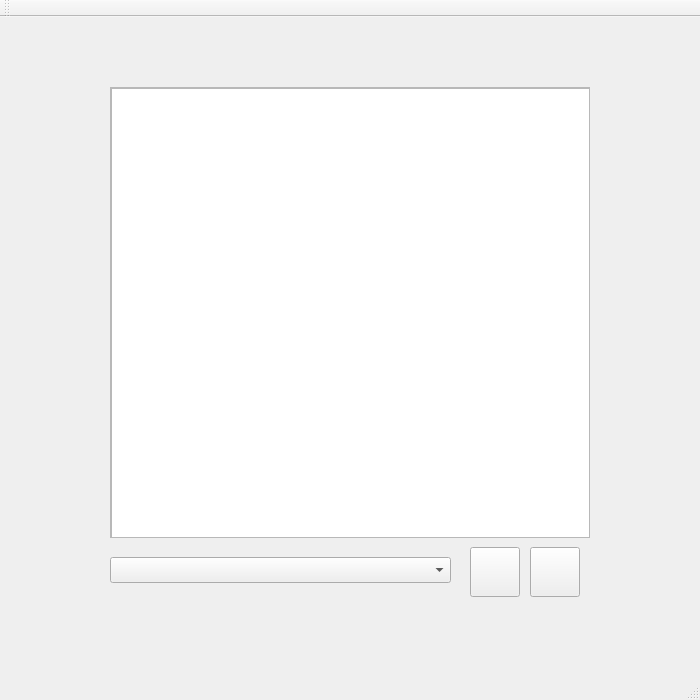
pdarragh/CS3505_EducationalApp, file MathleCommand/mainwindow.ui: the form before one commit.
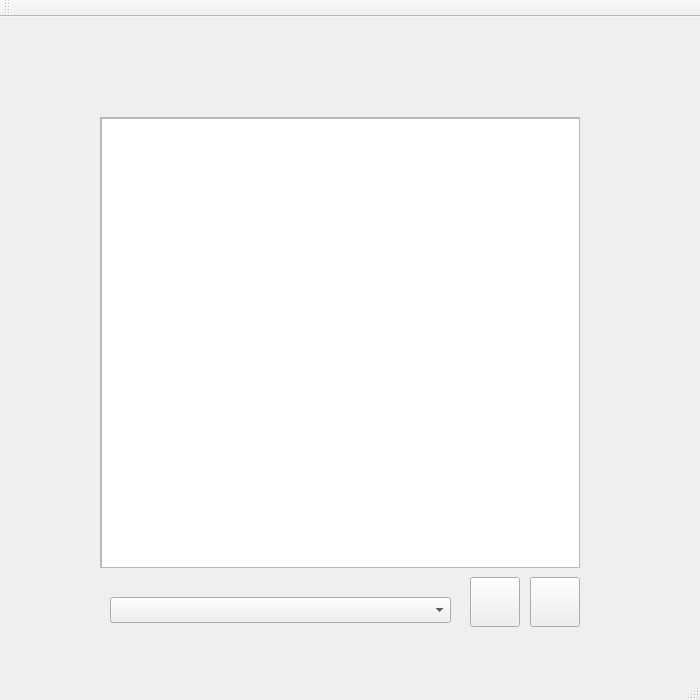
The form after the commit. Icons and pictures are not drawn. Custom widgets are drawn as their Qt base class.

The edit to the form file:
```diff
--- a/MathleCommand/mainwindow.ui
+++ b/MathleCommand/mainwindow.ui
@@ -27,8 +27,8 @@
      <widget class="QScrollArea" name="scrollArea">
       <property name="geometry">
        <rect>
-        <x>100</x>
-        <y>90</y>
+        <x>90</x>
+        <y>120</y>
         <width>480</width>
         <height>451</height>
        </rect>
@@ -60,12 +60,20 @@
      <widget class="QLabel" name="name_label">
       <property name="geometry">
        <rect>
-        <x>100</x>
-        <y>30</y>
-        <width>481</width>
+        <x>170</x>
+        <y>50</y>
+        <width>341</width>
         <height>51</height>
        </rect>
       </property>
+      <property name="font">
+       <font>
+        <family>Chalkboard</family>
+        <pointsize>24</pointsize>
+        <weight>75</weight>
+        <bold>true</bold>
+       </font>
+      </property>
       <property name="text">
        <string/>
       </property>
@@ -76,8 +84,8 @@
      <widget class="QLabel" name="label">
       <property name="geometry">
        <rect>
-        <x>10</x>
-        <y>30</y>
+        <x>100</x>
+        <y>50</y>
         <width>71</width>
         <height>51</height>
        </rect>
@@ -96,7 +104,7 @@
       <property name="geometry">
        <rect>
         <x>100</x>
-        <y>560</y>
+        <y>600</y>
         <width>341</width>
         <height>26</height>
        </rect>
@@ -106,7 +114,7 @@
       <property name="geometry">
        <rect>
         <x>460</x>
-        <y>550</y>
+        <y>580</y>
         <width>50</width>
         <height>50</height>
        </rect>
@@ -132,7 +140,7 @@
       <property name="geometry">
        <rect>
         <x>520</x>
-        <y>550</y>
+        <y>580</y>
         <width>50</width>
         <height>50</height>
        </rect>
```
Left out of the diff: 3 changed lines with no effect on the pictures.
